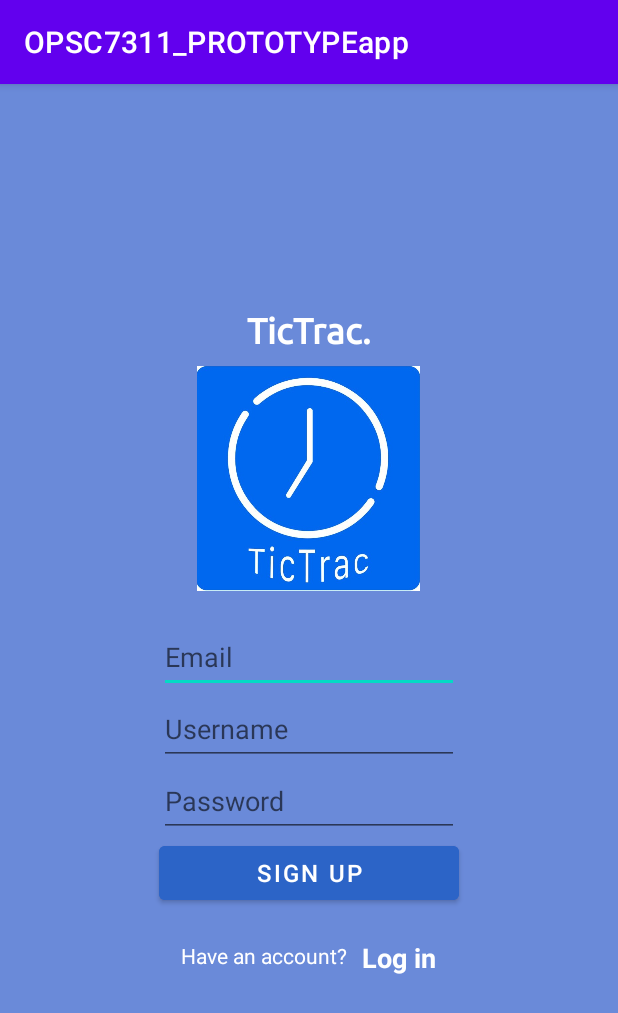
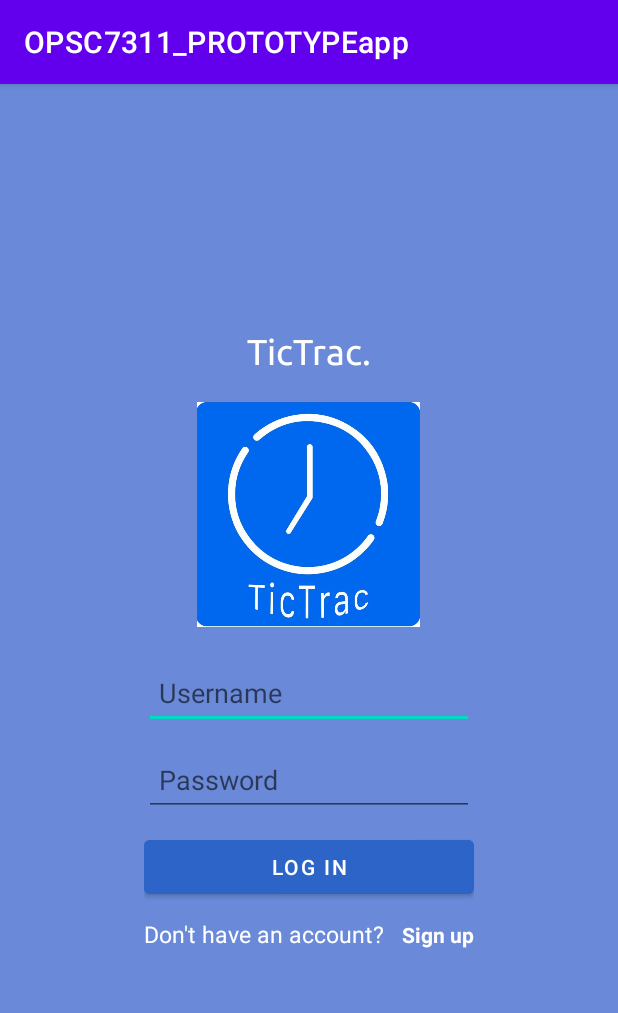
Before and after one commit to AdamJSwain/OPSC7311_PROTOTYPEapp, an Android app: the screen it shows after launch (MainActivity before the commit, login after it), on a phone screen of 412 x 824 dp. Shown: the top 1013 px of the screen. Run offline under Robolectric (Android 15) with nearby library versions, the light colour scheme and no system bars.

Commit message:
Updated with Login which leads to NavigationDrawer (home page)

```diff
--- a/app/src/main/java/com/example/opsc7311_prototypeapp/MainActivity.kt
+++ b/app/src/main/java/com/example/opsc7311_prototypeapp/MainActivity.kt
@@ -10,6 +10,8 @@ class MainActivity : AppCompatActivity() {
         super.onCreate(savedInstanceState)
         setContentView(R.layout.activity_main)
 
+        val intent = Intent(this, login::class.java)
+        startActivity(intent)
     }
 
     fun redirectToNavigationDrawer(view: View) {
--- a/app/src/main/java/com/example/opsc7311_prototypeapp/login.kt
+++ b/app/src/main/java/com/example/opsc7311_prototypeapp/login.kt
@@ -1,11 +1,40 @@
 package com.example.opsc7311_prototypeapp
 
+import android.annotation.SuppressLint
+import android.content.Intent
 import androidx.appcompat.app.AppCompatActivity
 import android.os.Bundle
+import android.widget.Button
+import android.widget.TextView
+import android.widget.Toast
+import org.w3c.dom.Text
 
 class login : AppCompatActivity() {
+
     override fun onCreate(savedInstanceState: Bundle?) {
         super.onCreate(savedInstanceState)
         setContentView(R.layout.activity_login)
+
+        val tvUsername = findViewById<TextView>(R.id.etUsername)
+
+        val tvPassword = findViewById<TextView>(R.id.etPassword)
+
+        val btnLogin = findViewById<Button>(R.id.btnLogin)
+
+        btnLogin.setOnClickListener()
+        {
+
+            if (tvUsername.text.toString().equals("Admin") && tvPassword.text.toString().equals("Password"))
+            {
+                Toast.makeText(this@login, "You have successfully logged in, Welcome Admin", Toast.LENGTH_SHORT).show()
+
+                val intent = Intent(this, NavigationDrawer::class.java)
+                startActivity(intent)
+            }
+            else
+            {
+                Toast.makeText(this@login, "Please provide a registered username and password", Toast.LENGTH_SHORT).show()
+            }
+        }
     }
 }
--- a/app/src/main/res/layout/activity_login.xml
+++ b/app/src/main/res/layout/activity_login.xml
@@ -32,6 +32,7 @@
             android:src="@drawable/login_logo" />
 
         <EditText
+            android:id="@+id/etUsername"
             android:layout_width="match_parent"
             android:layout_height="48dp"
             android:layout_marginBottom="10dp"
@@ -41,6 +42,7 @@
             android:textColor="#FFFFFF" />
 
         <EditText
+            android:id="@+id/etPassword"
             android:layout_width="match_parent"
             android:layout_height="48dp"
             android:layout_marginBottom="10dp"
@@ -50,12 +52,12 @@
             android:textColor="#FFFFFF" />
 
         <Button
-            android:id="@+id/buttonLogin"
+            android:id="@+id/btnLogin"
             android:layout_width="match_parent"
             android:layout_height="48dp"
             android:layout_marginBottom="10dp"
             android:backgroundTint="@color/buttonBlue"
-            android:onClick="goToHome"
+            android:onClick="redirectToNavigationDrawer"
             android:text="Log in"
             android:textColor="#FFFFFF" />
 
```
